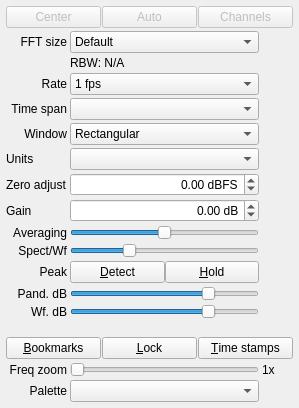
First picture: the form in ui/FftPanel.ui, repository BatchDrake/SigDigger, before the edit.
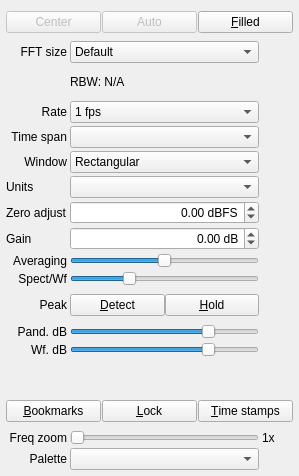
Second picture: the form after the edit. Custom widgets are drawn as their Qt base class.

Commit message: Enable / disable filled FFT

```diff
--- a/ui/FftPanel.ui
+++ b/ui/FftPanel.ui
@@ -7,7 +7,7 @@
     <x>0</x>
     <y>0</y>
     <width>299</width>
-    <height>408</height>
+    <height>476</height>
    </rect>
   </property>
   <property name="windowTitle">
@@ -97,10 +97,10 @@
       <item row="0" column="2">
        <widget class="QPushButton" name="pushButton_3">
         <property name="enabled">
-         <bool>false</bool>
+         <bool>true</bool>
         </property>
         <property name="text">
-         <string>Channels</string>
+         <string>&amp;Filled</string>
         </property>
         <property name="checkable">
          <bool>true</bool>
```
Left out of the diff: 2 changed lines with no effect on the pictures. The commit also changes 9 other files.
